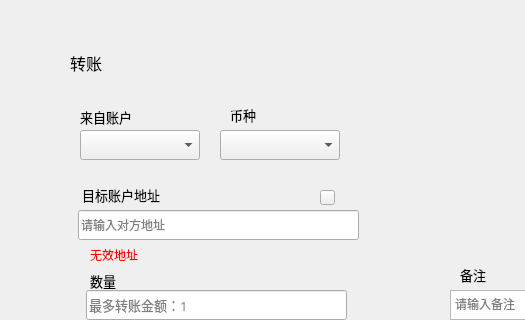
Before: the Qt Designer form transfer/transferpage.ui in HcashOrg/hx-indicator, drawn with Qt 5; both pictures show x 0 to 525 and y 0 to 320 of the 770 by 530 pixel window.
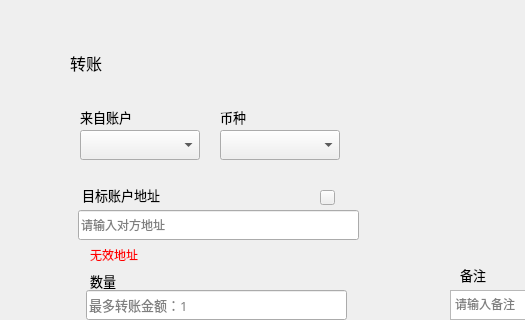
After: the same form once the commit is applied.

What changed in the file:
```diff
--- a/transfer/transferpage.ui
+++ b/transfer/transferpage.ui
@@ -369,10 +369,10 @@
   <widget class="QLabel" name="label">
    <property name="geometry">
     <rect>
-     <x>230</x>
+     <x>220</x>
      <y>105</y>
      <width>120</width>
-     <height>20</height>
+     <height>24</height>
     </rect>
    </property>
    <property name="font">
```
